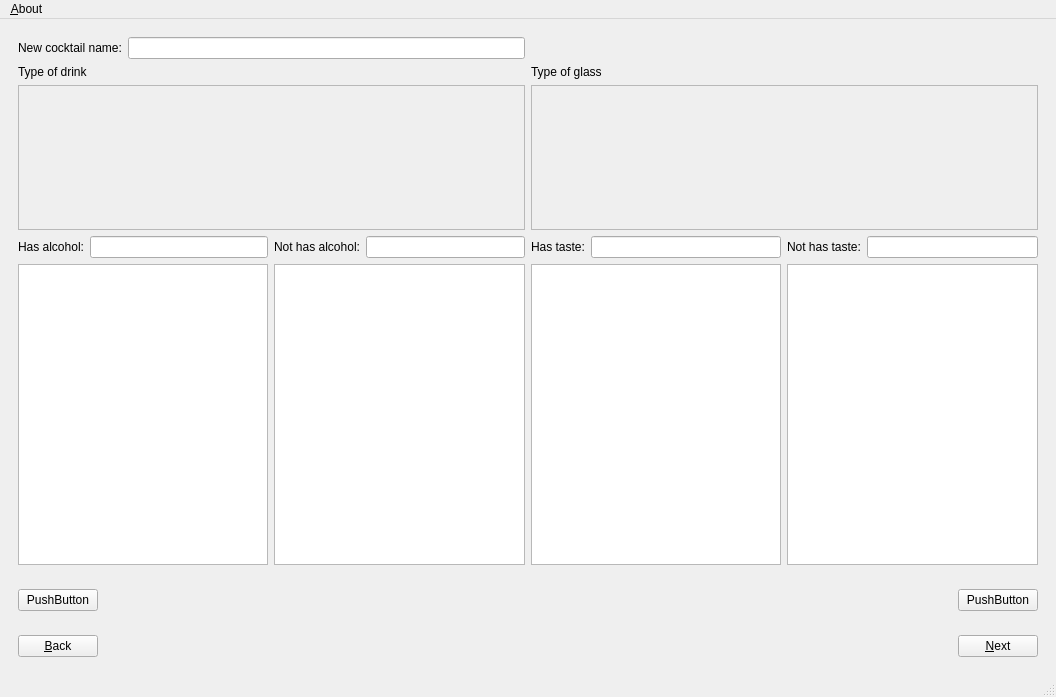
Old version of the form src/app/mainwindow.ui in the repository EjbejaranosAI/SEL_PW3.
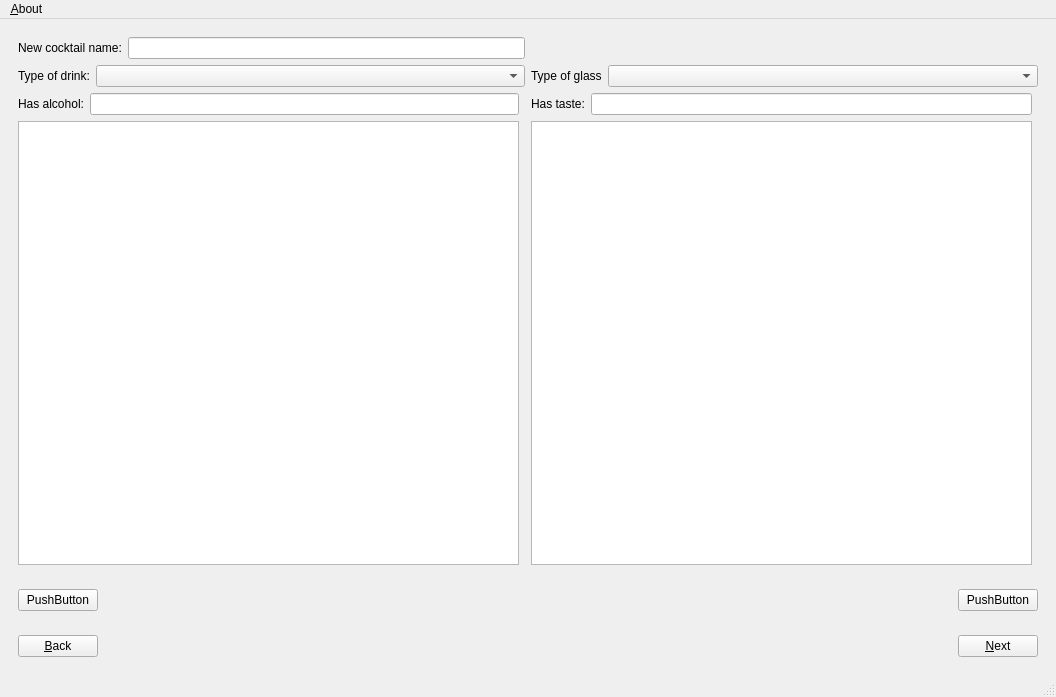
New version of the form.

Commit message: SP-32 Remove unused GUI elements

Diff of the .ui file:
```diff
--- a/src/app/mainwindow.ui
+++ b/src/app/mainwindow.ui
@@ -33,7 +33,7 @@
        <number>0</number>
       </property>
       <widget class="QWidget" name="page">
-       <layout class="QGridLayout" name="gridLayout" rowstretch="0,1,2,0,0">
+       <layout class="QGridLayout" name="gridLayout" rowstretch="0,0,0">
         <item row="2" column="2">
          <layout class="QVBoxLayout" name="verticalLayout_10">
           <item>
@@ -76,79 +76,22 @@
           </item>
          </layout>
         </item>
-        <item row="2" column="1">
-         <layout class="QVBoxLayout" name="verticalLayout_12">
-          <item>
-           <layout class="QHBoxLayout" name="horizontalLayout_10">
-            <item>
-             <widget class="QLabel" name="label_4">
-              <property name="text">
-               <string>Not has alcohol:</string>
-              </property>
-             </widget>
-            </item>
-            <item>
-             <widget class="QLineEdit" name="input_exclude_alc"/>
-            </item>
-           </layout>
-          </item>
-          <item>
-           <widget class="QListWidget" name="list_alc_excludes"/>
-          </item>
-         </layout>
-        </item>
-        <item row="2" column="3">
-         <layout class="QVBoxLayout" name="verticalLayout_9">
-          <item>
-           <layout class="QHBoxLayout" name="horizontalLayout_7">
-            <item>
-             <widget class="QLabel" name="label_basic_taste">
-              <property name="text">
-               <string>Not has taste:</string>
-              </property>
-             </widget>
-            </item>
-            <item>
-             <widget class="QLineEdit" name="lineEdit_basic_taste"/>
-            </item>
-           </layout>
-          </item>
-          <item>
-           <widget class="QListWidget" name="list_taste_includes"/>
-          </item>
-         </layout>
-        </item>
         <item row="1" column="0" colspan="2">
-         <layout class="QVBoxLayout" name="verticalLayout_2">
+         <layout class="QHBoxLayout" name="horizontalLayout" stretch="0,2">
           <item>
            <widget class="QLabel" name="label">
             <property name="text">
-             <string>Type of drink</string>
+             <string>Type of drink:</string>
             </property>
            </widget>
           </item>
           <item>
-           <widget class="QScrollArea" name="drink_type">
-            <property name="widgetResizable">
-             <bool>true</bool>
-            </property>
-            <widget class="QWidget" name="drink_categories">
-             <property name="geometry">
-              <rect>
-               <x>0</x>
-               <y>0</y>
-               <width>503</width>
-               <height>135</height>
-              </rect>
-             </property>
-             <layout class="QVBoxLayout" name="verticalLayout"/>
-            </widget>
-           </widget>
+           <widget class="QComboBox" name="drink_type"/>
           </item>
          </layout>
         </item>
         <item row="1" column="2" colspan="2">
-         <layout class="QVBoxLayout" name="verticalLayout_3">
+         <layout class="QHBoxLayout" name="horizontalLayout_11" stretch="0,2">
           <item>
            <widget class="QLabel" name="label_2">
             <property name="text">
@@ -157,22 +100,7 @@
            </widget>
           </item>
           <item>
-           <widget class="QScrollArea" name="glass_type">
-            <property name="widgetResizable">
-             <bool>true</bool>
-            </property>
-            <widget class="QWidget" name="glass_categories">
-             <property name="geometry">
-              <rect>
-               <x>0</x>
-               <y>0</y>
-               <width>503</width>
-               <height>135</height>
-              </rect>
-             </property>
-             <layout class="QVBoxLayout" name="verticalLayout_6"/>
-            </widget>
-           </widget>
+           <widget class="QComboBox" name="glass_type"/>
           </item>
          </layout>
         </item>
```
Left out of the diff: 6 changed lines with no effect on the pictures. The commit also changes 2 other files.
